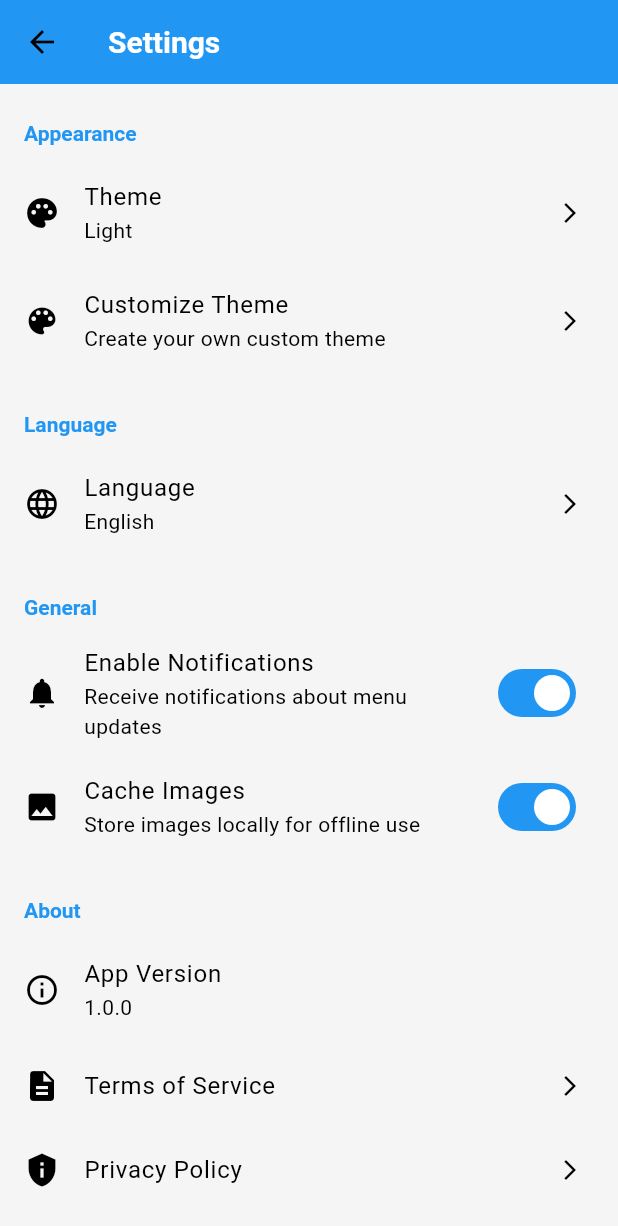
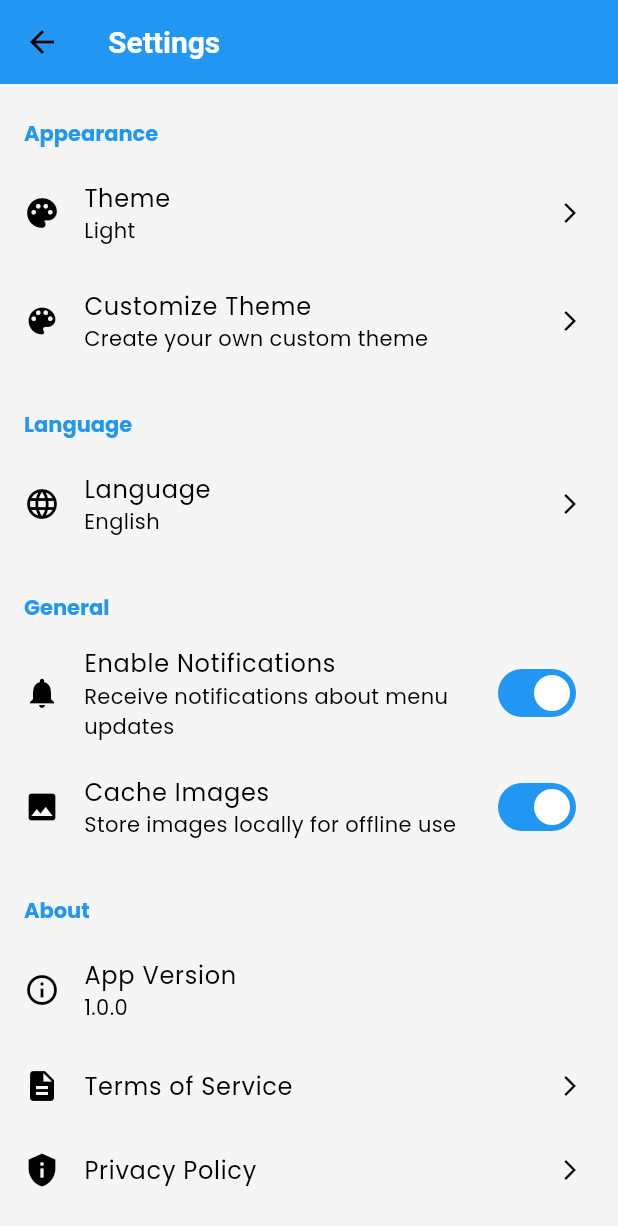
Before and after one commit to Arthurkhan/flutter_restaurant_menu_app, a Flutter app: the SettingsScreen screen opened directly, on a phone screen of 412 x 824 dp. Shown: the top 1226 px of the screen. Run offline on Flutter 3.47's test engine with Material 3 defaults, Android fonts, the phone set to English and light mode, and no system bars; our stand-ins replace cached_network_image, equatable, flutter_bloc, shared_preferences, sqflite; accounts and stored records are empty.

Commit message:
Fix fontFamily parameter in themes.dart

```diff
--- a/lib/config/themes.dart
+++ b/lib/config/themes.dart
@@ -87,7 +87,7 @@ class AppThemes {
       bodyLarge: TextStyle(fontSize: 16),
       bodyMedium: TextStyle(fontSize: 14),
     ),
-    fontFamilyFallback: ['Poppins'],
+    fontFamily: 'Poppins',
   );
 
   // Dark theme
@@ -137,7 +137,7 @@ class AppThemes {
       bodyLarge: TextStyle(fontSize: 16, color: Colors.white),
       bodyMedium: TextStyle(fontSize: 14, color: Colors.white),
     ),
-    fontFamilyFallback: ['Poppins'],
+    fontFamily: 'Poppins',
   );
 
   // Restaurant theme
@@ -186,7 +186,7 @@ class AppThemes {
       bodyLarge: TextStyle(fontSize: 16, color: Colors.grey[800]),
       bodyMedium: TextStyle(fontSize: 14, color: Colors.grey[800]),
     ),
-    fontFamilyFallback: ['Poppins'],
+    fontFamily: 'Poppins',
   );
 
   // Cafe theme
@@ -235,7 +235,7 @@ class AppThemes {
       bodyLarge: TextStyle(fontSize: 16, color: Colors.brown[900]),
       bodyMedium: TextStyle(fontSize: 14, color: Colors.brown[900]),
     ),
-    fontFamilyFallback: ['Poppins'],
+    fontFamily: 'Poppins',
   );
 
   // Map of built-in themes
@@ -290,7 +290,7 @@ class AppThemes {
           ),
         ),
       ),
-      fontFamilyFallback: fontFamily != null ? [fontFamily] : ['Poppins'],
+      fontFamily: fontFamily ?? 'Poppins',
     );
 
     return AppTheme(
```
